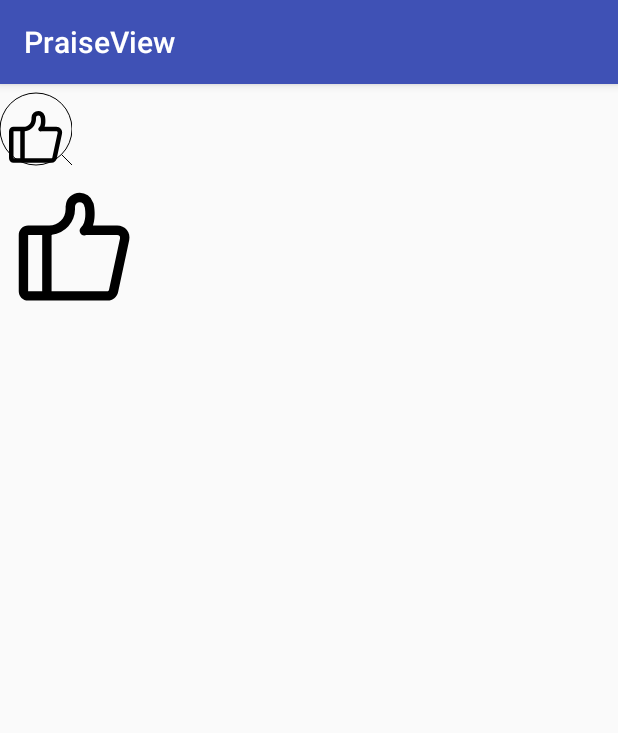
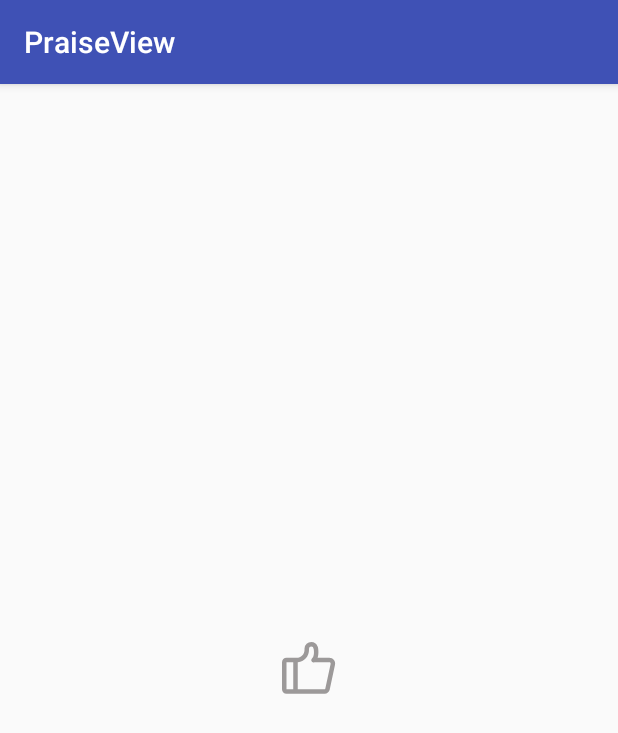
Before and after one commit to maohuiApp/PraiseView, an Android app: the screen it shows after launch (MainActivity), on a phone screen of 412 x 824 dp. Shown: the top 733 px of the screen. Run offline under Robolectric (Android 15) with nearby library versions, the phone set to English and light mode, and no system bars.

Commit message:
+ 1.0-release

```diff
--- a/app/src/main/java/com/moly/hooyee/praiseview/MainActivity.java
+++ b/app/src/main/java/com/moly/hooyee/praiseview/MainActivity.java
@@ -15,11 +15,11 @@ public class MainActivity extends AppCompatActivity {
         setContentView(R.layout.activity_main);
 
         mPraiseView = (PraiseView) findViewById(R.id.pv_praise);
-        mPraiseView.setOnClickListener(new View.OnClickListener() {
-            @Override
-            public void onClick(View v) {
-                mPraiseView.animation();
-            }
-        });
+//        mPraiseView.setOnClickListener(new View.OnClickListener() {
+//            @Override
+//            public void onClick(View v) {
+//                mPraiseView.animation();
+//            }
+//        });
     }
 }
--- a/app/src/main/res/layout/activity_main.xml
+++ b/app/src/main/res/layout/activity_main.xml
@@ -1,21 +1,16 @@
 <?xml version="1.0" encoding="utf-8"?>
 <RelativeLayout xmlns:android="http://schemas.android.com/apk/res/android"
-    xmlns:app="http://schemas.android.com/apk/res-auto"
+    xmlns:app="http://schemas.android.com/apk/res-auo"
     xmlns:tools="http://schemas.android.com/tools"
     android:layout_width="match_parent"
     android:layout_height="match_parent"
     tools:context="com.moly.hooyee.praiseview.MainActivity">
 
     <com.moly.hooyee.praise.PraiseView
+        android:layout_centerInParent="true"
         android:id="@+id/pv_praise"
         android:clickable="true"
         android:focusable="true"
         android:layout_width="wrap_content"
         android:layout_height="wrap_content" />
-
-    <android.support.v7.widget.AppCompatImageView
-        android:layout_below="@id/pv_praise"
-        app:srcCompat="@drawable/ic_praise"
-        android:layout_width="100dp"
-        android:layout_height="100dp" />
 </RelativeLayout>
--- a/praise/src/main/java/com/moly/hooyee/praise/PraiseView.java
+++ b/praise/src/main/java/com/moly/hooyee/praise/PraiseView.java
@@ -1,21 +1,31 @@
 package com.moly.hooyee.praise;
 
+import android.animation.Animator;
+import android.animation.AnimatorListenerAdapter;
+import android.animation.AnimatorSet;
 import android.animation.ObjectAnimator;
 import android.content.Context;
 import android.content.res.Resources;
 import android.graphics.Canvas;
+import android.graphics.Color;
 import android.graphics.Paint;
-import android.graphics.Point;
 import android.graphics.PointF;
 import android.graphics.PorterDuff;
-import android.graphics.PorterDuffXfermode;
+import android.graphics.PorterDuffColorFilter;
 import android.graphics.Rect;
 import android.graphics.drawable.Drawable;
+import android.os.Build;
 import android.support.annotation.Nullable;
 import android.support.graphics.drawable.VectorDrawableCompat;
 import android.util.AttributeSet;
+import android.view.MotionEvent;
 import android.view.View;
-import android.view.ViewPropertyAnimator;
+import android.view.ViewTreeObserver;
+import android.view.animation.AccelerateDecelerateInterpolator;
+import android.view.animation.AnticipateInterpolator;
+
+import java.util.ArrayList;
+import java.util.List;
 
 /**
  * Created by Hooyee on 2017/10/16.
@@ -27,6 +37,7 @@ public class PraiseView extends View {
     private Paint mPaint;
     private float mRadius;
     private PointF mCircleCenter = new PointF();
+    List<PointF> mPointList = new ArrayList<>();
 
     public PraiseView(Context context) {
         this(context, null);
@@ -42,6 +53,17 @@ public class PraiseView extends View {
         Drawable drawable = VectorDrawableCompat.create(getResources(), R.drawable.ic_praise, theme);
         initDrawable(drawable);
         initPaint();
+        setLayerType(View.LAYER_TYPE_SOFTWARE, null);
+        getViewTreeObserver().addOnGlobalLayoutListener(new ViewTreeObserver.OnGlobalLayoutListener() {
+
+            @Override
+            public void onGlobalLayout() {
+                initPointFs(1.3f);
+                if (Build.VERSION.SDK_INT >= Build.VERSION_CODES.JELLY_BEAN) {
+                    getViewTreeObserver().removeOnGlobalLayoutListener(this);
+                }
+            }
+        });
     }
 
     private void initDrawable(Drawable drawable) {
@@ -49,16 +71,14 @@ public class PraiseView extends View {
         Rect drawableRect = new Rect(0, mDrawable.getIntrinsicHeight()/4, mDrawable.getIntrinsicWidth(), mDrawable.getIntrinsicHeight() + mDrawable.getIntrinsicHeight()/4);
         mDrawable.setBounds(drawableRect);
         requestLayout();
-
-        int width = drawableRect.right - drawableRect.left;
-        int height = drawableRect.bottom - drawableRect.top;
-        mRadius = width > height ? width/2f : height/2f;
     }
 
     private void initPaint() {
         mPaint = new Paint();
         mPaint.setStyle(Paint.Style.STROKE);
         mPaint.setAntiAlias(true);
+        mPaint.setColor(Color.parseColor("#ffFF8000"));
+        mPaint.setStrokeCap(Paint.Cap.ROUND);
     }
 
     @Override
@@ -99,44 +119,119 @@ public class PraiseView extends View {
 
         setMeasuredDimension(widthMeasureSpec, heightMeasureSpec);
         mCircleCenter.x = getMeasuredWidth()/2f;
-        mCircleCenter.y = getMeasuredHeight()/2f;
+        mCircleCenter.y = getMeasuredHeight()/2f + mDrawable.getBounds().top / 2;
+    }
+
+    private void initPointFs(float scale) {
+        mPointList.clear();
+        float radius = getInitRadius(mDrawable);
+        int base = -60;
+        int factor = -20;
+        for (int i = 0; i < 4; i++) {
+            int result = base + factor * i;
+            PointF p1 = new PointF(
+                    mCircleCenter.x + (float)(radius * Math.cos(Math.toRadians(result))),
+                    mCircleCenter.y + (float)(radius * Math.sin(Math.toRadians(result)))
+            );
+
+            PointF p2 = new PointF(
+                    mCircleCenter.x + (float)(scale * radius * Math.cos(Math.toRadians(result))),
+                    mCircleCenter.y + (float)(scale * radius * Math.sin(Math.toRadians(result)))
+            );
+
+            mPointList.add(p1);
+            mPointList.add(p2);
+        }
+    }
+
+    private int drawLines;
+
+    public int getDrawLines() {
+        return drawLines;
+    }
+
+    public void setDrawLines(int drawLines) {
+        this.drawLines = drawLines;
+        invalidate();
     }
 
     @Override
     protected void onDraw(Canvas canvas) {
         super.onDraw(canvas);
         mDrawable.draw(canvas);
+
         drawEffect(canvas);
     }
 
     private void drawEffect(Canvas canvas) {
-        // 内圆
-        canvas.drawCircle(mCircleCenter.x, mCircleCenter.y, mRadius, mPaint);
+        // 画圆
+        if (mRadius > 0)
+            canvas.drawCircle(mCircleCenter.x, mCircleCenter.y, mRadius, mPaint);
 
-        PointF p1 = new PointF(
-                mCircleCenter.x + (float)(mRadius * Math.cos(Math.toRadians(45))),
-                mCircleCenter.y + (float)(mRadius * Math.sin(Math.toRadians(45)))
-                );
+        if (drawLines == 1) {
+            // 划线
+            float flag = mPaint.getStrokeWidth();
+            mPaint.setStrokeWidth(15);
+            for (int i = 0; i < mPointList.size(); i += 2) {
+                canvas.drawLines(new float[]{
+                        mPointList.get(i).x, mPointList.get(i).y,
+                        mPointList.get(i + 1).x, mPointList.get(i + 1).y
+                }, mPaint);
+            }
+            mPaint.setStrokeWidth(flag);
+        }
+    }
 
-        PointF p2 = new PointF(
-                mCircleCenter.x + (float)(1.5f * mRadius * Math.cos(Math.toRadians(45))),
-                mCircleCenter.y + (float)(1.5f * mRadius * Math.sin(Math.toRadians(45)))
-        );
-
-//        canvas.drawLine(p1.x, p1.y, p2.x, p2.y, mPaint);
-//        canvas.drawLine(140, 90, 180, 90, mPaint);
-        canvas.drawLines(new float[] {
-                p1.x, p1.y,
-                p2.x, p2.y,
-        }, mPaint);
-
-//        mPaint.setXfermode(new PorterDuffXfermode(PorterDuff.Mode.SRC_OVER));
+    @Override
+    public boolean onTouchEvent(MotionEvent event) {
+        switch (event.getActionMasked()) {
+            case MotionEvent.ACTION_DOWN:
+                animate().scaleY(0.8f).scaleX(0.8f).start();
+                break;
+            case MotionEvent.ACTION_UP:
+                getHandler().postDelayed(new Runnable() {
+                    @Override
+                    public void run() {
+                        animate().cancel();
+                        setScaleX(1);
+                        setScaleY(1);
+                    }
+                }, 300);
+                animation();
+                break;
+        }
+        return super.onTouchEvent(event);
     }
 
     public void animation() {
-        ObjectAnimator animator = ObjectAnimator.ofFloat(this, "radius", getRadius(), getRadius() * 1.2f);
-        animator.setDuration(1000);
-        animator.start();
+        final float radius = getInitRadius(mDrawable);
+        ObjectAnimator animator = ObjectAnimator.ofFloat(this, "radius", radius, radius*1.3f, radius * 1.8f);
+        animator.setInterpolator(new AnticipateInterpolator());
+        animator.setDuration(500);
+
+        ObjectAnimator animator1 = ObjectAnimator.ofInt(this, "drawLines", 0, 1, 0);
+        animator1.setInterpolator(new AccelerateDecelerateInterpolator());
+        animator1.setDuration(1000);
+        animator1.addListener(new AnimatorListenerAdapter() {
+            @Override
+            public void onAnimationEnd(Animator animation) {
+                super.onAnimationEnd(animation);
+                mDrawable.setColorFilter(null);
+            }
+        });
+
+        mDrawable.setColorFilter(new PorterDuffColorFilter(Color.parseColor("#ffFF8000"), PorterDuff.Mode.SRC_IN));
+        AnimatorSet set = new AnimatorSet();
+        set.playTogether(animator, animator1);
+        set.start();
+//        animator.start();
+//        animator1.start();
+    }
+
+    float getInitRadius(Drawable drawable) {
+        int width = drawable.getBounds().right - drawable.getBounds().left;
+        int height = drawable.getBounds().bottom - drawable.getBounds().top;
+        return width > height ? width / 2 : height / 2;
     }
 
     public float getRadius() {
--- a/praise/src/main/res/drawable/ic_praise.xml
+++ b/praise/src/main/res/drawable/ic_praise.xml
@@ -1,4 +1,4 @@
 <vector android:height="48dp" android:viewportHeight="1024.0"
     android:viewportWidth="1024.0" android:width="48dp" xmlns:android="http://schemas.android.com/apk/res/android">
-    <path android:fillColor="#FF000000" android:pathData="M819.4,439.6l-75.9,354.2c-0.6,2.7 -5.1,6.2 -7.3,6.2L352,799.8L352,416h2.9v-1.1A176.2,176.2 0,0 0,512 240L512,224a32,32 0,0 1,64 0h2c6.3,32.8 12,106.5 -23.9,139.9A32,32 0,0 0,576 419.3c4.6,0 9.2,-1.3 13.4,-3.3h210.2c7.4,0 13.4,2.3 16.8,6.6 3.3,4.1 4.3,10.1 2.8,17zM192.2,416L288,416v383.8L192,799.8L192.2,416zM866.3,382.3c-15.6,-19.3 -39.9,-30.3 -66.6,-30.3h-165c23.2,-67.2 5.4,-145 4.4,-149.3a30.9,30.9 0,0 0,-4.9 -10.7,95.8 95.8,0 0,0 -90.1,-64 95.8,95.8 0,0 0,-95.5 90.7L448,218.7L448,240c0,61.8 -50.2,112 -112,112L192.2,352C156.8,352 128,380.8 128,416.2v383.6C128,835.2 156.6,864 191.8,864h544.3c32.4,0 63,-25 69.9,-56.8l75.9,-354.2c5.5,-25.8 -0.2,-51.5 -15.7,-70.7z"/>
+    <path android:fillColor="#ff9c9999" android:pathData="M819.4,439.6l-75.9,354.2c-0.6,2.7 -5.1,6.2 -7.3,6.2L352,799.8L352,416h2.9v-1.1A176.2,176.2 0,0 0,512 240L512,224a32,32 0,0 1,64 0h2c6.3,32.8 12,106.5 -23.9,139.9A32,32 0,0 0,576 419.3c4.6,0 9.2,-1.3 13.4,-3.3h210.2c7.4,0 13.4,2.3 16.8,6.6 3.3,4.1 4.3,10.1 2.8,17zM192.2,416L288,416v383.8L192,799.8L192.2,416zM866.3,382.3c-15.6,-19.3 -39.9,-30.3 -66.6,-30.3h-165c23.2,-67.2 5.4,-145 4.4,-149.3a30.9,30.9 0,0 0,-4.9 -10.7,95.8 95.8,0 0,0 -90.1,-64 95.8,95.8 0,0 0,-95.5 90.7L448,218.7L448,240c0,61.8 -50.2,112 -112,112L192.2,352C156.8,352 128,380.8 128,416.2v383.6C128,835.2 156.6,864 191.8,864h544.3c32.4,0 63,-25 69.9,-56.8l75.9,-354.2c5.5,-25.8 -0.2,-51.5 -15.7,-70.7z"/>
 </vector>
```
